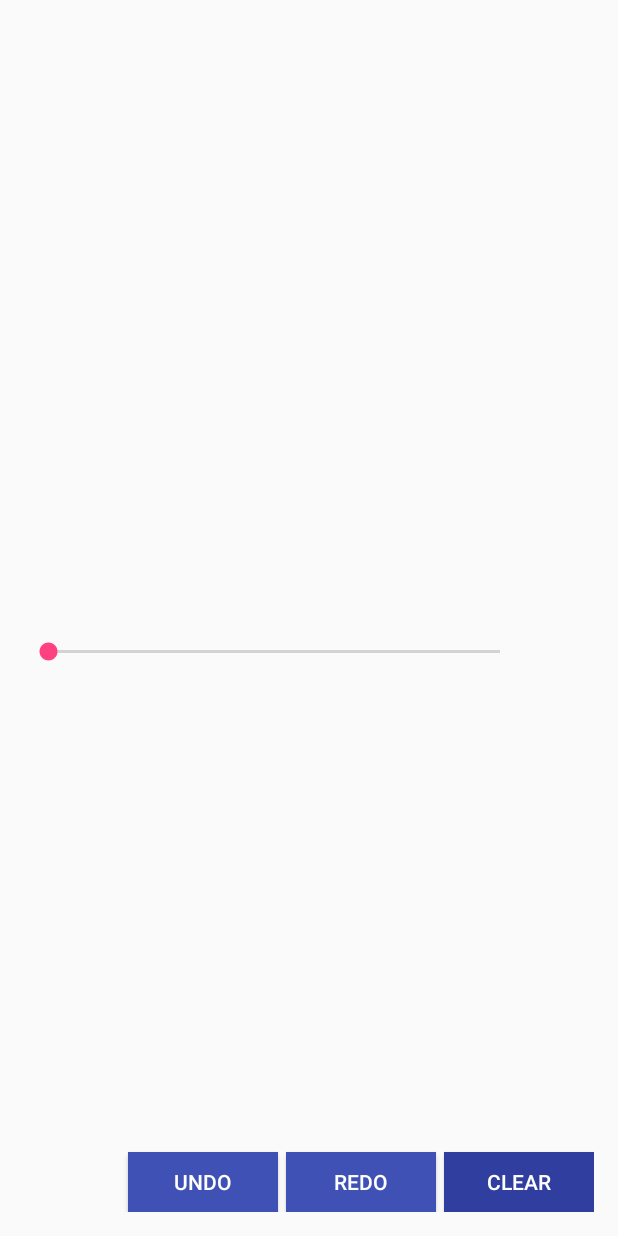
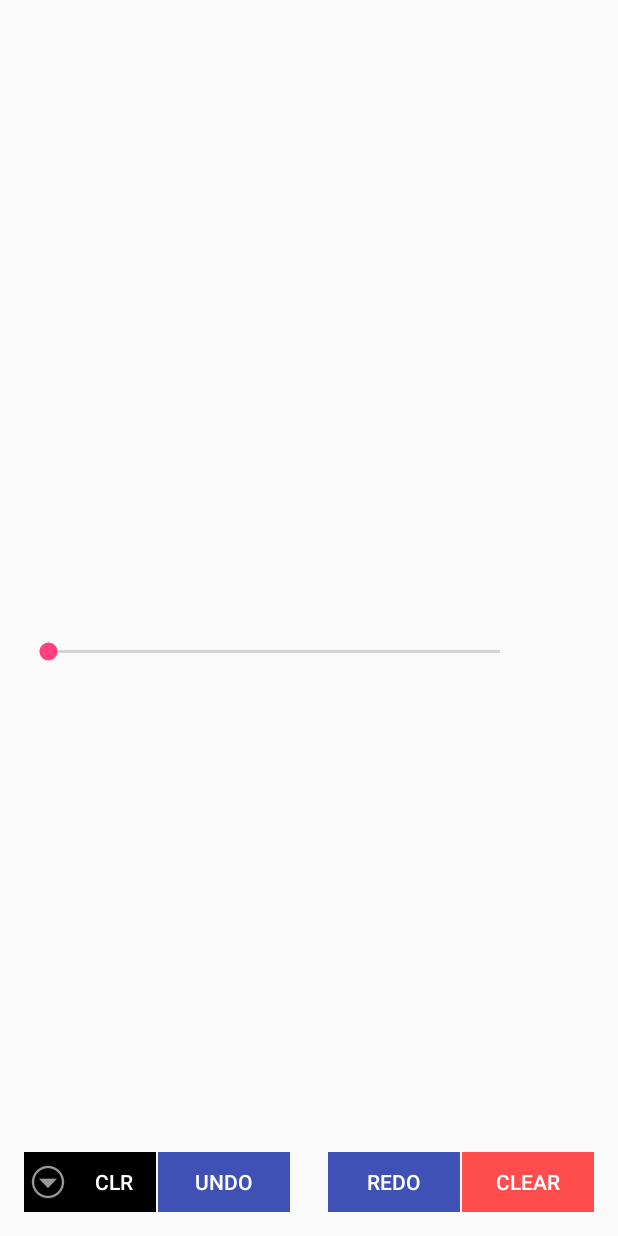
Before and after one commit to namzo198/CMSC434_Android, an Android app: the screen it shows after launch (MainActivity), on a phone screen of 412 x 824 dp. Run offline under Robolectric (Android 15) with nearby library versions, the phone set to English and light mode, and no system bars.

Commit message:
Added Color and Opacity palette

```diff
--- a/app/build.gradle
+++ b/app/build.gradle
@@ -23,4 +23,6 @@ dependencies {
     compile fileTree(dir: 'libs', include: ['*.jar'])
     testCompile 'junit:junit:4.12'
     compile 'com.android.support:appcompat-v7:23.1.1'
+    //compile 'com.azeesoft.lib.colorpicker:colorpicker:1.0.8@aar'
+    compile 'com.larswerkman:lobsterpicker:1.0.1'
 }
--- a/app/src/main/AndroidManifest.xml
+++ b/app/src/main/AndroidManifest.xml
@@ -10,7 +10,9 @@
         android:supportsRtl="true"
         android:theme="@style/AppTheme">
 
-        <activity android:name=".MainActivity">
+        <activity android:name=".MainActivity"
+            android:hardwareAccelerated="false">
+
             <intent-filter>
                 <action android:name="android.intent.action.MAIN" />
 
--- a/app/src/main/java/com/example/suleiman_namara/doodler/DoodleView.java
+++ b/app/src/main/java/com/example/suleiman_namara/doodler/DoodleView.java
@@ -23,10 +23,13 @@ public class DoodleView extends View {
     private Paint mpaintDoodle = new Paint();
     private Path mpath;
     private LinkedHashMap<Path,Float> array = new LinkedHashMap<Path,Float>();
+    private LinkedHashMap<Path,Integer> colorarray = new LinkedHashMap<Path,Integer>();
     private ArrayList<Path>paths = new ArrayList<Path>();
    private ArrayList<Path>undo = new ArrayList<Path>();
     private ArrayList<Float>_size = new ArrayList<Float>();
-    float msize;
+    private ArrayList<Integer>_color = new ArrayList<Integer>();
+    private  float msize;
+    private int mcolor;
     public Bitmap bitmap;
 
     public Canvas mCanvas;
@@ -54,7 +57,8 @@ public class DoodleView extends View {
     }
 
     private void init (AttributeSet attrs, int defStyle){
-        mpaintDoodle.setColor(Color.RED);
+       // mpaintDoodle.setColor(Color.RED);
+        mcolor = Color.BLACK;
         mpaintDoodle.setAntiAlias(true);
         mpaintDoodle.setStyle(Paint.Style.STROKE);
         mpath = new Path();
@@ -65,14 +69,23 @@ public class DoodleView extends View {
         msize = size;
     }
 
+    public void mSetColor(int color){
+        mcolor = color;
+    }
+
+
     @Override
     public void onDraw(Canvas canvas) {
         super.onDraw(canvas);
-       for(Path _paths: array.keySet()) {
-          mpaintDoodle.setStrokeWidth(array.get(_paths));
+
+       for(Path _paths: array.keySet())
+       {   mpaintDoodle.setColor(colorarray.get(_paths));
+           mpaintDoodle.setStrokeWidth(array.get(_paths));
            canvas.drawPath(_paths,mpaintDoodle);
        }
+        mpaintDoodle.setColor(mcolor);
         mpaintDoodle.setStrokeWidth(msize);
+
         canvas.drawPath(mpath, mpaintDoodle);
     }
 
@@ -92,6 +105,7 @@ public class DoodleView extends View {
                 break;
             case MotionEvent.ACTION_UP:
                 array.put(mpath, msize);
+                colorarray.put(mpath,mcolor);
                 mpath = new Path();
                 break;
         }
@@ -125,9 +139,9 @@ public class DoodleView extends View {
     }
 
     public void Redo() {
-        if(undo.size()>0) {
+        if(undo.size() > 0) {
 
-            array.put(undo.get(undo.size()-1),_size.get(_size.size() - 1));
+            array.put(undo.get(undo.size() - 1),_size.get(_size.size() - 1));
             undo.remove(undo.size()-1);
             _size.remove(_size.size()-1);
             invalidate();
--- a/app/src/main/java/com/example/suleiman_namara/doodler/MainActivity.java
+++ b/app/src/main/java/com/example/suleiman_namara/doodler/MainActivity.java
@@ -1,12 +1,14 @@
 package com.example.suleiman_namara.doodler;
 
 import android.app.Activity;
+import android.content.DialogInterface;
 import android.graphics.Bitmap;
 import android.graphics.Canvas;
 import android.graphics.Color;
 import android.graphics.Paint;
 import android.graphics.Rect;
 import android.net.LinkAddress;
+import android.os.Build;
 import android.os.Environment;
 import android.support.v7.app.AppCompatActivity;
 import android.os.Bundle;
@@ -17,26 +19,31 @@ import android.widget.LinearLayout;
 import android.widget.RelativeLayout;
 import android.widget.SeekBar;
 import android.widget.Toast;
-
 import java.io.File;
 import java.io.FileOutputStream;
 import java.lang.reflect.Field;
 import java.util.concurrent.ExecutionException;
 
+import static android.support.v4.view.ViewCompat.setLayerType;
+
 public class MainActivity extends Activity {
     DoodleView mdoodle, doodleid;
     LinearLayout mlayout;
-    Button clearbutton,redobutton,undobutton;
+    Button clearbutton,redobutton,undobutton,colorbutton;
+    CustomDailog colorpick;
     @Override
     protected void onCreate(Bundle savedInstanceState) {
         super.onCreate(savedInstanceState);
         setContentView(R.layout.activity_main);
 
+
         SeekBar mseek = (SeekBar)findViewById(R.id.seekBar);
          clearbutton = (Button)findViewById(R.id.clearbutton);
          redobutton = (Button)findViewById(R.id.redobutton);
          undobutton = (Button)findViewById(R.id.undobutton);
+        colorbutton = (Button)findViewById(R.id.colorbutton);
          doodleid = (DoodleView)findViewById(R.id.doodleview);
+        colorbutton.setBackgroundColor(Color.BLACK);
 
         //Initiate Doodle class
         mdoodle = new DoodleView(MainActivity.this);
@@ -67,9 +74,25 @@ public class MainActivity extends Activity {
 
             @Override
             public void onStopTrackingTouch(SeekBar seekBar) {
-                Toast.makeText(MainActivity.this, "Seek bar changed:" + mprogress, Toast.LENGTH_SHORT).show();
+                Toast.makeText(MainActivity.this, "Brush Size:" + mprogress, Toast.LENGTH_SHORT).show();
             }
         });
+
+        //Color picker
+        colorbutton.setOnClickListener(new View.OnClickListener() {
+            @Override
+            public void onClick(View v) {
+
+
+                colorpick = new CustomDailog(MainActivity.this,doodleid,colorbutton);
+                colorpick.setTitle(R.string.color_picker);
+                colorpick.show();
+
+            }
+        });
+
+
+
 
 
         undobutton.setOnClickListener(new View.OnClickListener() {
--- a/app/src/main/res/layout/activity_main.xml
+++ b/app/src/main/res/layout/activity_main.xml
@@ -31,42 +31,54 @@
             android:layout_marginBottom="4dp"
             android:layout_alignParentLeft="true"
             android:layout_alignParentStart="true" />
+
         <Button
-        android:layout_width="100dp"
+            android:layout_width="wrap_content"
+            android:layout_height="40dp"
+            android:text="CLR"
+            android:id="@+id/colorbutton"
+            android:textColor="@color/white"
+            android:layout_gravity="left"
+            android:drawableLeft="@android:drawable/ic_menu_more"
+            android:layout_alignParentBottom="true"
+            android:layout_alignParentLeft="true"
+            android:layout_marginRight="1dp"
+            android:layout_alignParentStart="true" />
+
+        <Button
+            android:layout_width="wrap_content"
             android:layout_height="40dp"
             android:text="UNDO"
             android:id="@+id/undobutton"
             android:background="@color/colorPrimary"
             android:textColor="@color/white"
-        android:layout_gravity="left"
             android:layout_alignParentBottom="true"
-        android:layout_toLeftOf="@+id/redobutton"
-        android:layout_marginRight="5dp"
-        />
+            android:layout_toRightOf="@+id/colorbutton"
+            android:layout_marginRight="1dp" />
 
         <Button
-        android:layout_width="100dp"
+            android:layout_width="wrap_content"
             android:layout_height="40dp"
             android:text="REDO"
             android:id="@+id/redobutton"
             android:background="@color/colorPrimary"
             android:textColor="@color/white"
-        android:layout_gravity="center_horizontal"
             android:layout_alignParentBottom="true"
-        android:layout_toLeftOf="@+id/clearbutton"
-        android:layout_marginRight="5dp"
-        />
+            android:layout_toRightOf="@+id/undobutton"
+            android:layout_toStartOf="@+id/clearbutton"
+            android:layout_toLeftOf="@+id/clearbutton" />
 
         <Button
-        android:layout_width="100dp"
+            android:layout_width="wrap_content"
             android:layout_height="40dp"
             android:text="CLEAR"
             android:id="@+id/clearbutton"
-        android:background="@color/colorPrimaryDark"
+            android:background="@color/red"
             android:textColor="@color/white"
             android:layout_gravity="right"
+            android:layout_marginLeft="1dp"
             android:layout_alignParentBottom="true"
             android:layout_alignParentRight="true"
-        android:layout_alignParentEnd="true" />
+            android:layout_alignParentEnd="true"/>
 
     </RelativeLayout>
--- a/app/src/main/res/values/colors.xml
+++ b/app/src/main/res/values/colors.xml
@@ -4,4 +4,7 @@
     <color name="colorPrimaryDark">#303F9F</color>
     <color name="colorAccent">#FF4081</color>
     <color name="white">#ffffff </color>
+    <color name="red">#ff4d4d</color>
+    <color name="opacity">#809fff</color>
+    <color name="colorColor">#b31aff</color>
 </resources>
--- a/app/src/main/res/values/strings.xml
+++ b/app/src/main/res/values/strings.xml
@@ -1,3 +1,4 @@
 <resources>
     <string name="app_name">Doodler</string>
+    <string name="color_picker">Select Color/Opacity</string>
 </resources>
--- a/build.gradle
+++ b/build.gradle
@@ -4,12 +4,16 @@ buildscript {
     repositories {
         jcenter()
     }
+
+
     dependencies {
         classpath 'com.android.tools.build:gradle:1.5.0'
 
         // NOTE: Do not place your application dependencies here; they belong
         // in the individual module build.gradle files
     }
+
+
 }
 
 allprojects {
```
Also changed, not shown: app/src/main/java/com/example/suleiman_namara/doodler/CustomDailog.java (added, +90 -0 lines), app/src/main/res/layout/color_picker.xml (added, +61 -0 lines), app/src/main/res/drawable/arrow_undo.png (added), settings.gradle (line endings or trailing spaces). Lines whose indentation alone changed are shown as unchanged.
